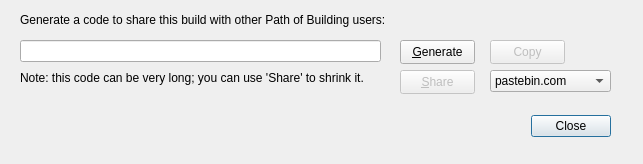
PathOfBuildingCommunity/PathOfBuilding-Python, file src/ui_files/dlgBuildExport.ui: the form before one commit.
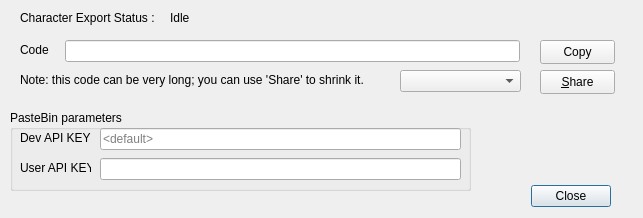
The form after the commit. Icons and pictures are not drawn.

Commit message: Initial coding for exporting builds. dded version 1 and 2 to save routines so that export can save v1 items. pobb.in works, and poe.ninja comes up with error 400 as we are too different. pastebin works but is temperamental with it's API keys. Currently locked out for 24hours due to, many pastes.

The edit to the form file:
```diff
--- a/src/ui_files/dlgBuildExport.ui
+++ b/src/ui_files/dlgBuildExport.ui
@@ -7,7 +7,7 @@
     <x>0</x>
     <y>0</y>
     <width>643</width>
-    <height>164</height>
+    <height>218</height>
    </rect>
   </property>
   <property name="windowTitle">
@@ -20,9 +20,9 @@
   <widget class="QDialogButtonBox" name="buttonBox">
    <property name="geometry">
     <rect>
-     <x>270</x>
-     <y>110</y>
-     <width>341</width>
+     <x>380</x>
+     <y>180</y>
+     <width>231</width>
      <height>32</height>
     </rect>
    </property>
@@ -37,43 +37,33 @@
    <property name="geometry">
     <rect>
      <x>20</x>
-     <y>12</y>
-     <width>371</width>
+     <y>42</y>
+     <width>40</width>
      <height>16</height>
     </rect>
    </property>
    <property name="text">
-    <string>Generate a code to share this build with other Path of Building users:</string>
+    <string>Code</string>
    </property>
   </widget>
-  <widget class="QPushButton" name="btn_Generate">
+  <widget class="QLineEdit" name="lineEdit_Code">
    <property name="geometry">
     <rect>
-     <x>400</x>
+     <x>65</x>
      <y>40</y>
-     <width>75</width>
-     <height>24</height>
-    </rect>
-   </property>
-   <property name="text">
-    <string>&amp;Generate</string>
-   </property>
-  </widget>
-  <widget class="QLineEdit" name="lineEdit">
-   <property name="geometry">
-    <rect>
-     <x>20</x>
-     <y>40</y>
-     <width>361</width>
+     <width>455</width>
      <height>22</height>
     </rect>
    </property>
+   <property name="inputMask">
+    <string notr="true"/>
+   </property>
   </widget>
   <widget class="QLabel" name="label_Share">
    <property name="geometry">
     <rect>
      <x>20</x>
-     <y>70</y>
+     <y>72</y>
      <width>351</width>
      <height>16</height>
     </rect>
@@ -84,11 +74,11 @@
   </widget>
   <widget class="QPushButton" name="btn_Copy">
    <property name="enabled">
-    <bool>false</bool>
+    <bool>true</bool>
    </property>
    <property name="geometry">
     <rect>
-     <x>490</x>
+     <x>540</x>
      <y>40</y>
      <width>75</width>
      <height>24</height>
@@ -100,11 +90,11 @@
   </widget>
   <widget class="QPushButton" name="btn_Share">
    <property name="enabled">
-    <bool>false</bool>
+    <bool>true</bool>
    </property>
    <property name="geometry">
     <rect>
-     <x>400</x>
+     <x>540</x>
      <y>70</y>
      <width>75</width>
      <height>24</height>
@@ -117,17 +107,133 @@
   <widget class="QComboBox" name="combo_ShareSite">
    <property name="geometry">
     <rect>
-     <x>490</x>
+     <x>400</x>
      <y>70</y>
      <width>121</width>
      <height>22</height>
     </rect>
    </property>
-   <item>
+  </widget>
+  <widget class="QLabel" name="label_Export">
+   <property name="geometry">
+    <rect>
+     <x>20</x>
+     <y>10</y>
+     <width>141</width>
+     <height>16</height>
+    </rect>
+   </property>
+   <property name="text">
+    <string>Character Export Status :</string>
+   </property>
+  </widget>
+  <widget class="QLabel" name="label_Status">
+   <property name="geometry">
+    <rect>
+     <x>170</x>
+     <y>10</y>
+     <width>431</width>
+     <height>16</height>
+    </rect>
+   </property>
+   <property name="text">
+    <string>Idle</string>
+   </property>
+  </widget>
+  <widget class="QGroupBox" name="groupBox_PasteBin">
+   <property name="enabled">
+    <bool>true</bool>
+   </property>
+   <property name="geometry">
+    <rect>
+     <x>10</x>
+     <y>110</y>
+     <width>461</width>
+     <height>81</height>
+    </rect>
+   </property>
+   <property name="title">
+    <string>PasteBin parameters</string>
+   </property>
+   <widget class="QLineEdit" name="lineEdit_DevKey">
+    <property name="geometry">
+     <rect>
+      <x>90</x>
+      <y>18</y>
+      <width>361</width>
+      <height>22</height>
+     </rect>
+    </property>
+    <property name="inputMask">
+     <string notr="true"/>
+    </property>
     <property name="text">
-     <string>pastebin.com</string>
+     <string notr="true"/>
     </property>
-   </item>
+    <property name="echoMode">
+     <enum>QLineEdit::PasswordEchoOnEdit</enum>
+    </property>
+    <property name="placeholderText">
+     <string>&lt;default&gt;</string>
+    </property>
+   </widget>
+   <widget class="QLabel" name="label_DevKey">
+    <property name="geometry">
+     <rect>
+      <x>10</x>
+      <y>20</y>
+      <width>71</width>
+      <height>16</height>
+     </rect>
+    </property>
+    <property name="layoutDirection">
+     <enum>Qt::RightToLeft</enum>
+    </property>
+    <property name="text">
+     <string>Dev API KEY</string>
+    </property>
+    <property name="buddy">
+     <cstring>lineEdit_DevKey</cstring>
+    </property>
+   </widget>
+   <widget class="QLineEdit" name="lineEdit_UserKey">
+    <property name="geometry">
+     <rect>
+      <x>90</x>
+      <y>48</y>
+      <width>361</width>
+      <height>22</height>
+     </rect>
+    </property>
+    <property name="inputMask">
+     <string notr="true"/>
+    </property>
+    <property name="text">
+     <string notr="true"/>
+    </property>
+    <property name="echoMode">
+     <enum>QLineEdit::PasswordEchoOnEdit</enum>
+    </property>
+   </widget>
+   <widget class="QLabel" name="label_UserKey">
+    <property name="geometry">
+     <rect>
+      <x>10</x>
+      <y>50</y>
+      <width>71</width>
+      <height>16</height>
+     </rect>
+    </property>
+    <property name="layoutDirection">
+     <enum>Qt::RightToLeft</enum>
+    </property>
+    <property name="text">
+     <string>User API KEY</string>
+    </property>
+    <property name="buddy">
+     <cstring>lineEdit_UserKey</cstring>
+    </property>
+   </widget>
   </widget>
  </widget>
  <resources>
```
Left out of the diff: 8 changed lines with no effect on the pictures. The commit also changes 7 other files.
